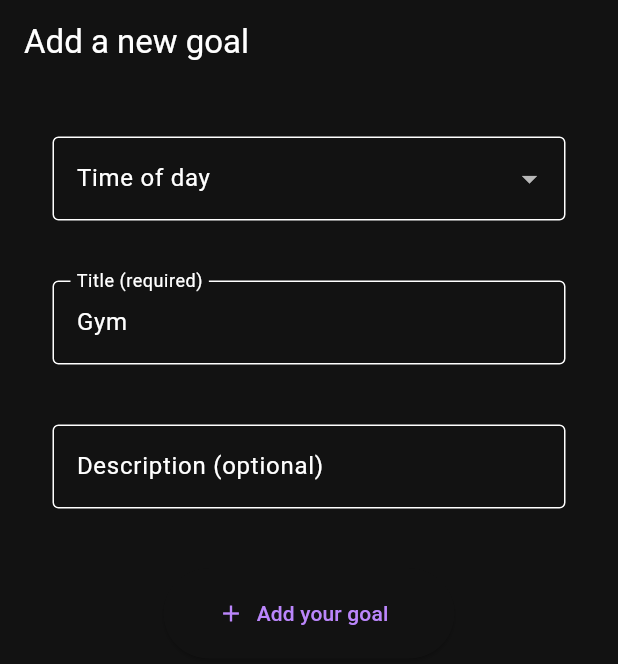
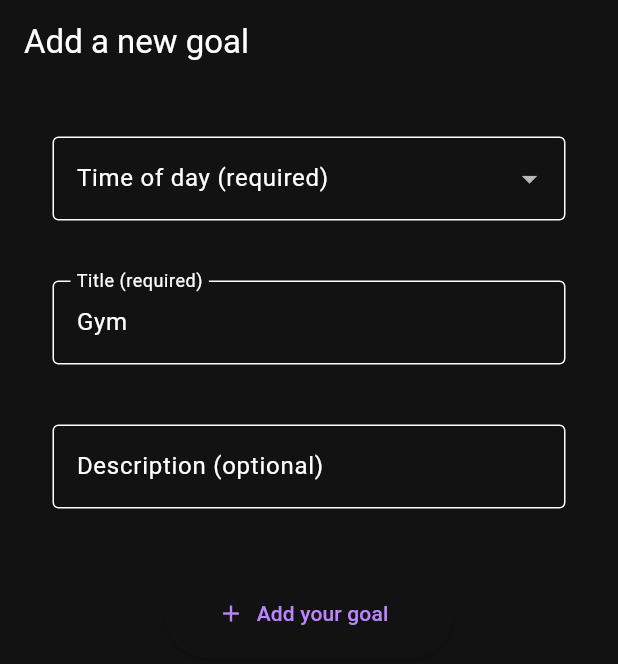
Before and after one commit to Gabriel2048/Goaly, a Flutter app: the NewGoalScreen screen opened by its route, on a phone screen of 412 x 824 dp. Shown: the top 664 px of the screen. Run offline on Flutter 3.47's test engine with Material 2 defaults, Android fonts, the phone set to English and light mode, and no system bars; our stand-ins replace cloud_functions, firebase_auth, firebase_core, flutter_riverpod, font_awesome_flutter, google_sign_in; accounts and stored records are empty; generated files the repository leaves out were written again.

Commit message:
adjusted label

```diff
--- a/app/lib/ui/screens/new_goal/time_of_day_dropdown.dart
+++ b/app/lib/ui/screens/new_goal/time_of_day_dropdown.dart
@@ -17,7 +17,7 @@ class TimeOfDayDropdown extends StatelessWidget {
       onSaved: onSaved,
       decoration: const InputDecoration(
         border: OutlineInputBorder(),
-        labelText: 'Time of day',
+        labelText: 'Time of day (required)',
       ),
       items: const [
         DropdownMenuItem(
```
